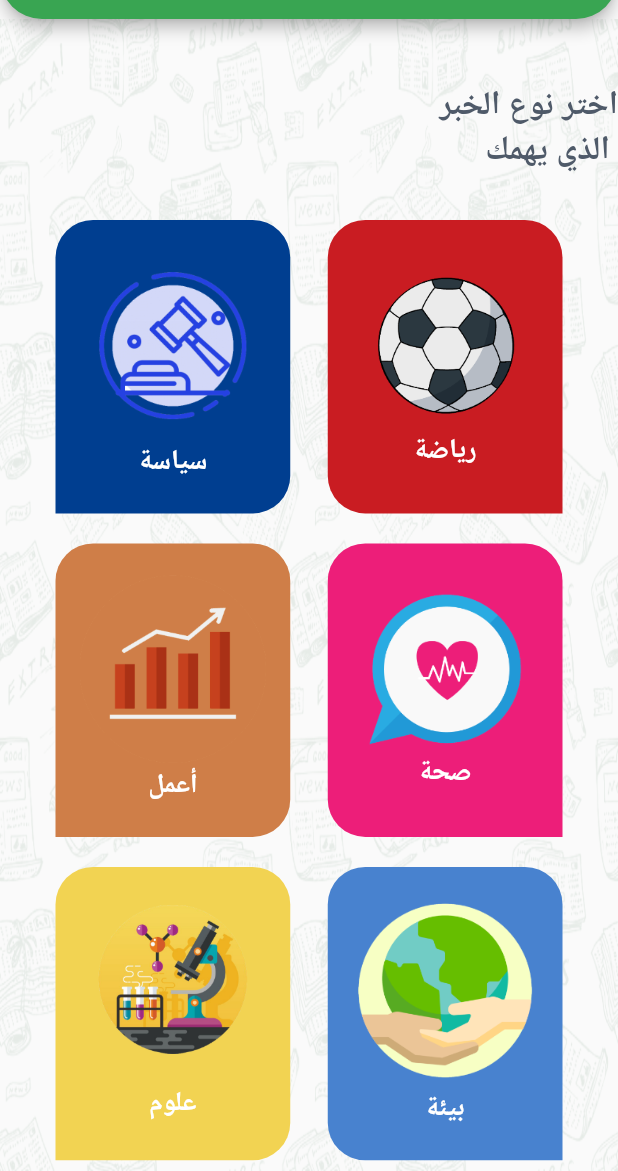
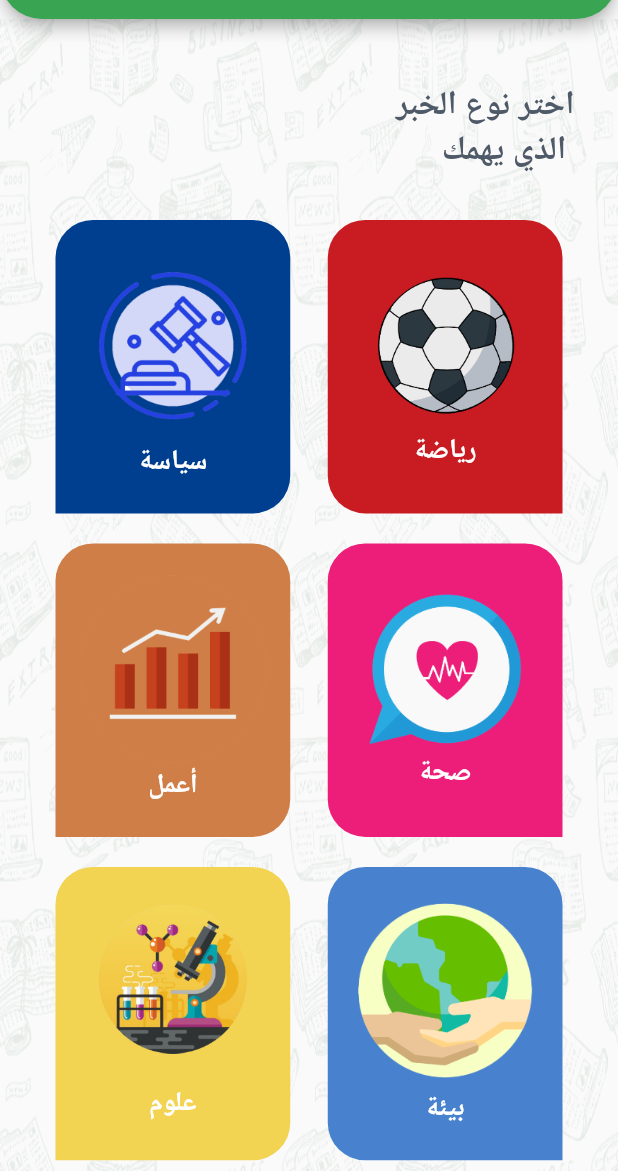
Before and after one commit to Mohamed-Yosry/news_flutter, a Flutter app: the screen it shows after launch, after a tap on the "search" icon, after a tap on "انواع الأخبار", on a phone screen of 412 x 824 dp, the part 65-1236 px from its top. Run offline on Flutter 3.47's test engine with Material 2 defaults, Android fonts, the phone set to English and light mode, and no system bars; generated files the repository leaves out were written again.

```diff
--- /dev/null
+++ b/lib/AppConfigProvider.dart
@@ -0,0 +1,13 @@
+import 'package:flutter/material.dart';
+
+class AppConfigProvider extends ChangeNotifier{
+  String curruntLocale="ar";
+
+  void changeLanguage(String language){
+    if(curruntLocale==language)
+      return;
+
+    curruntLocale=language;
+    notifyListeners();
+  }
+}
--- a/lib/main.dart
+++ b/lib/main.dart
@@ -1,9 +1,12 @@
 import 'package:flutter/material.dart';
 import 'package:flutter_localizations/flutter_localizations.dart';
+import 'package:news_flutter/AppConfigProvider.dart';
 import 'package:news_flutter/ui/CategoriesPage.dart';
 import 'package:news_flutter/ui/HomeScreen.dart';
 import 'package:news_flutter/ui/SideMenuSettings.dart';
+import 'package:provider/provider.dart';
 import 'package:flutter_gen/gen_l10n/app_localizations.dart';
+
 
 void main() {
   runApp(MyApp());
@@ -13,6 +16,9 @@ class MyApp extends StatelessWidget {
 
   @override
   Widget build(BuildContext context) {
+    return ChangeNotifierProvider(create: (buildContext)=>AppConfigProvider(),
+      builder:(buildContext,widget){
+      final provider = Provider.of<AppConfigProvider>(buildContext);
         return MaterialApp(
           theme: ThemeData(
             primaryColor: Color.fromRGBO(57, 165, 82, 1),
@@ -28,10 +34,12 @@ class MyApp extends StatelessWidget {
             GlobalWidgetsLocalizations.delegate,
             GlobalCupertinoLocalizations.delegate,
           ],
-      locale: Locale.fromSubtags(languageCode: "ar"),
+          locale: Locale.fromSubtags(languageCode: provider.curruntLocale),
           supportedLocales: AppLocalizations.supportedLocales,
           initialRoute: HomeScreen.Route_Name,
 
         );
       }
+    );
   }
+}
--- a/lib/ui/CategoriesPage.dart
+++ b/lib/ui/CategoriesPage.dart
@@ -39,7 +39,7 @@ class CategoriesPage extends StatelessWidget {
         crossAxisAlignment: CrossAxisAlignment.start,
         children:[
           Container(
-            margin: EdgeInsets.fromLTRB(29, 42, 0, 0),
+            margin: EdgeInsets.fromLTRB(29, 42, 29, 0),
             child: new Text(
               AppLocalizations.of(context)!.categoriesText,
             style: TextStyle(color: Color(0xFF4F5A69), fontSize: 22, fontWeight: FontWeight.bold),
--- a/pubspec.yaml
+++ b/pubspec.yaml
@@ -36,6 +36,7 @@ dev_dependencies:
   #flutter_native_splash: ^1.2.1
   flutter_test:
     sdk: flutter
+  provider: ^5.0.0
 
 #flutter_native_splash:
   #color: "#ffffff"
```
Also changed, not shown: lib/ui/SideMenuSettings.dart (+21 -6 lines), pubspec.lock. Lines whose indentation alone changed are shown as unchanged.
